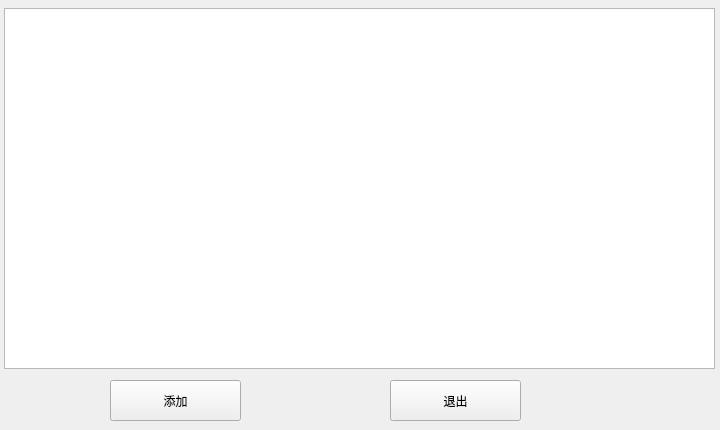
Tetraelc/A66_PRO, file A66-app/choosepicture.ui: the form before one commit.
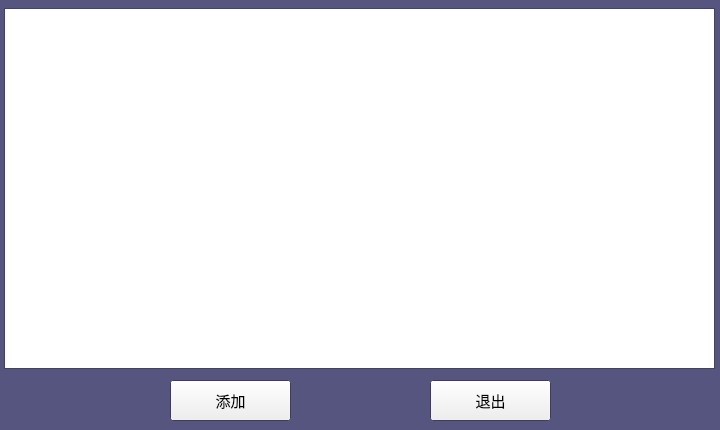
The form after the commit.

The edit to the form file:
```diff
--- a/A66-app/choosepicture.ui
+++ b/A66-app/choosepicture.ui
@@ -10,6 +10,70 @@
     <height>430</height>
    </rect>
   </property>
+  <property name="palette">
+   <palette>
+    <active>
+     <colorrole role="Base">
+      <brush brushstyle="SolidPattern">
+       <color alpha="255">
+        <red>255</red>
+        <green>255</green>
+        <blue>255</blue>
+       </color>
+      </brush>
+     </colorrole>
+     <colorrole role="Window">
+      <brush brushstyle="SolidPattern">
+       <color alpha="255">
+        <red>85</red>
+        <green>85</green>
+        <blue>127</blue>
+       </color>
+      </brush>
+     </colorrole>
+    </active>
+    <inactive>
+     <colorrole role="Base">
+      <brush brushstyle="SolidPattern">
+       <color alpha="255">
+        <red>255</red>
+        <green>255</green>
+        <blue>255</blue>
+       </color>
+      </brush>
+     </colorrole>
+     <colorrole role="Window">
+      <brush brushstyle="SolidPattern">
+       <color alpha="255">
+        <red>85</red>
+        <green>85</green>
+        <blue>127</blue>
+       </color>
+      </brush>
+     </colorrole>
+    </inactive>
+    <disabled>
+     <colorrole role="Base">
+      <brush brushstyle="SolidPattern">
+       <color alpha="255">
+        <red>85</red>
+        <green>85</green>
+        <blue>127</blue>
+       </color>
+      </brush>
+     </colorrole>
+     <colorrole role="Window">
+      <brush brushstyle="SolidPattern">
+       <color alpha="255">
+        <red>85</red>
+        <green>85</green>
+        <blue>127</blue>
+       </color>
+      </brush>
+     </colorrole>
+    </disabled>
+   </palette>
+  </property>
   <property name="windowTitle">
    <string>Dialog</string>
   </property>
@@ -22,32 +86,83 @@
      <height>361</height>
     </rect>
    </property>
+   <property name="font">
+    <font>
+     <pointsize>16</pointsize>
+    </font>
+   </property>
    <attribute name="headerDefaultSectionSize">
     <number>300</number>
    </attribute>
   </widget>
-  <widget class="QToolButton" name="toolButton_Add">
+  <widget class="QPushButton" name="toolButton_Add">
    <property name="geometry">
     <rect>
-     <x>110</x>
+     <x>170</x>
      <y>380</y>
-     <width>131</width>
+     <width>121</width>
      <height>41</height>
     </rect>
    </property>
+   <property name="sizePolicy">
+    <sizepolicy hsizetype="Minimum" vsizetype="Minimum">
+     <horstretch>0</horstretch>
+     <verstretch>0</verstretch>
+    </sizepolicy>
+   </property>
+   <property name="minimumSize">
+    <size>
+     <width>45</width>
+     <height>40</height>
+    </size>
+   </property>
+   <property name="font">
+    <font>
+     <pointsize>11</pointsize>
+    </font>
+   </property>
+   <property name="cursor">
+    <cursorShape>BlankCursor</cursorShape>
+   </property>
+   <property name="focusPolicy">
+    <enum>Qt::NoFocus</enum>
+   </property>
    <property name="text">
     <string>添加</string>
    </property>
   </widget>
-  <widget class="QToolButton" name="toolButton_Quit">
+  <widget class="QPushButton" name="toolButton_Quit">
    <property name="geometry">
     <rect>
-     <x>390</x>
+     <x>430</x>
      <y>380</y>
-     <width>131</width>
+     <width>121</width>
      <height>41</height>
     </rect>
    </property>
+   <property name="sizePolicy">
+    <sizepolicy hsizetype="Minimum" vsizetype="Minimum">
+     <horstretch>0</horstretch>
+     <verstretch>0</verstretch>
+    </sizepolicy>
+   </property>
+   <property name="minimumSize">
+    <size>
+     <width>45</width>
+     <height>40</height>
+    </size>
+   </property>
+   <property name="font">
+    <font>
+     <pointsize>11</pointsize>
+    </font>
+   </property>
+   <property name="cursor">
+    <cursorShape>BlankCursor</cursorShape>
+   </property>
+   <property name="focusPolicy">
+    <enum>Qt::NoFocus</enum>
+   </property>
    <property name="text">
     <string>退出</string>
    </property>
```
Left out of the diff: 12 changed lines with no effect on the pictures.
